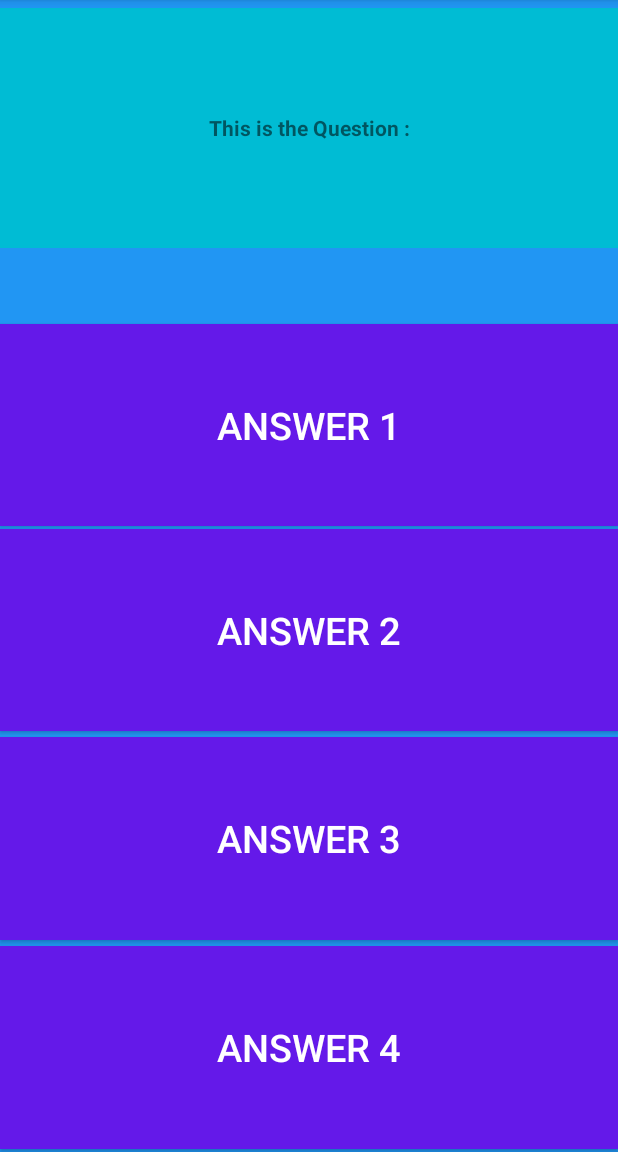
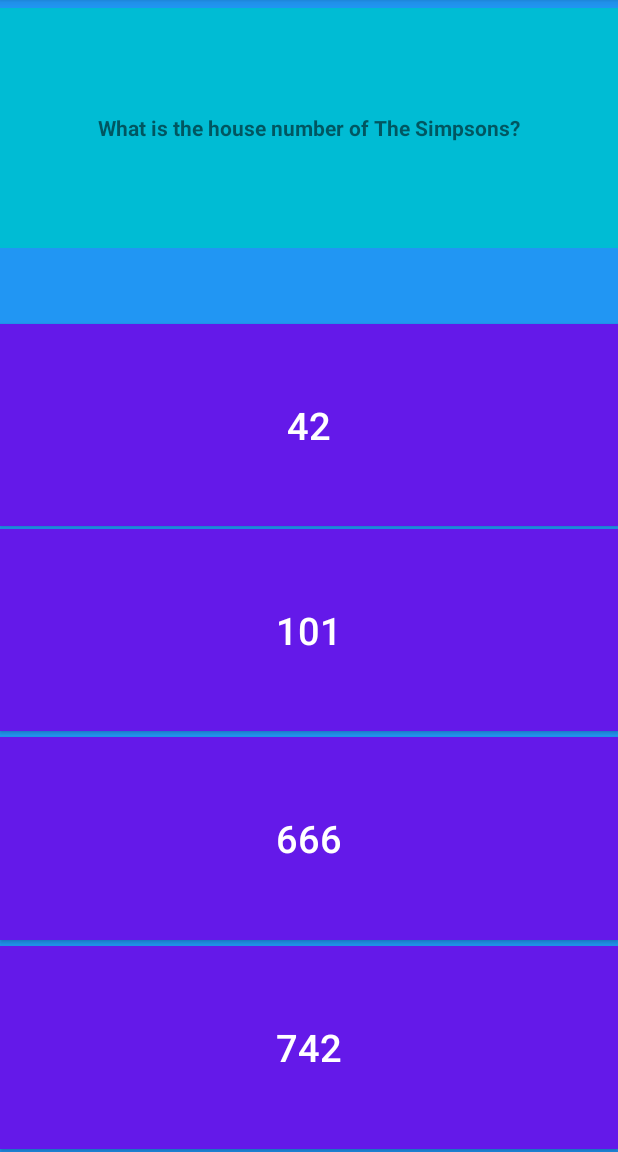
Before and after one commit to NicolasGauthe/TopQuizz, an Android app: the GameActivity screen opened directly, with no data from a screen before it, on a phone screen of 412 x 824 dp, the part 84-1236 px from its top. Run offline under Robolectric (Android 15) with nearby library versions, the phone set to English and light mode, and no system bars.

Commit message:
Gestion Question + Score + endGame ok
by NicolasGauthe

```diff
--- a/TopQuizz/app/src/main/java/com/madhadesgames/topquizz/controller/GameActivity.java
+++ b/TopQuizz/app/src/main/java/com/madhadesgames/topquizz/controller/GameActivity.java
@@ -1,22 +1,40 @@
 package com.madhadesgames.topquizz.controller;
 
+import androidx.appcompat.app.AlertDialog;
 import androidx.appcompat.app.AppCompatActivity;
 
+import android.content.DialogInterface;
+import android.content.Intent;
 import android.os.Bundle;
+import android.view.View;
 import android.widget.Button;
 import android.widget.TextView;
+import android.widget.Toast;
 
 import com.madhadesgames.topquizz.R;
+import com.madhadesgames.topquizz.model.Question;
+import com.madhadesgames.topquizz.model.QuestionBank;
 
-public class GameActivity extends AppCompatActivity {
+import java.util.Arrays;
+
+public class GameActivity extends AppCompatActivity implements View.OnClickListener{
 
     private TextView mQuestion;
     private Button mAnswer1, mAnswer2, mAnswer3, mAnswer4;
-
+    private QuestionBank mQuestionBank;
+    private Question mCurrentQuestion;
+    private int mNumberOfQuestion;
+    private int mScore;
+    public static final String BUNDLE_EXTRA_SCORE = "BUNDLE_EXTRA_SCORE";
     @Override
     protected void onCreate(Bundle savedInstanceState) {
         super.onCreate(savedInstanceState);
         setContentView(R.layout.activity_game);
+
+        mQuestionBank = this.generateQuestions();
+        mNumberOfQuestion = 5;
+        mScore = 0;
+
 
         // on reference les objets present dans le fichier xml de layout
         mQuestion = findViewById(R.id.activity_game_question_txt);
@@ -24,5 +42,123 @@ public class GameActivity extends AppCompatActivity {
         mAnswer2 = findViewById(R.id.activity_game_answer2_btn);
         mAnswer3 = findViewById(R.id.activity_game_answer3_btn);
         mAnswer4 = findViewById(R.id.activity_game_answer4_btn);
+
+        mAnswer1.setOnClickListener(this);
+        mAnswer2.setOnClickListener(this);
+        mAnswer3.setOnClickListener(this);
+        mAnswer4.setOnClickListener(this);
+
+        mAnswer1.setTag(0);
+        mAnswer2.setTag(1);
+        mAnswer3.setTag(2);
+        mAnswer4.setTag(3);
+
+        mCurrentQuestion = mQuestionBank.getQuestion();
+        this.displayQuestion(mCurrentQuestion);
+    }
+
+
+    private void displayQuestion(final Question pQuestion) {
+        mQuestion.setText(pQuestion.getQuestion());
+        mAnswer1.setText(pQuestion.getChoiceList().get(0));
+        mAnswer2.setText(pQuestion.getChoiceList().get(1));
+        mAnswer3.setText(pQuestion.getChoiceList().get(2));
+        mAnswer4.setText(pQuestion.getChoiceList().get(3));
+
+    }
+
+
+    private QuestionBank generateQuestions() {
+        Question question1 = new Question("What is the name of the current french president?",
+                Arrays.asList("François Hollande", "Emmanuel Macron", "Jacques Chirac", "François Mitterand"),
+                1);
+
+        Question question2 = new Question("How many countries are there in the European Union?",
+                Arrays.asList("15", "24", "28", "32"),
+                2);
+
+        Question question3 = new Question("Who is the creator of the Android operating system?",
+                Arrays.asList("Andy Rubin", "Steve Wozniak", "Jake Wharton", "Paul Smith"),
+                0);
+
+        Question question4 = new Question("When did the first man land on the moon?",
+                Arrays.asList("1958", "1962", "1967", "1969"),
+                3);
+
+        Question question5 = new Question("What is the capital of Romania?",
+                Arrays.asList("Bucarest", "Warsaw", "Budapest", "Berlin"),
+                0);
+
+        Question question6 = new Question("Who did the Mona Lisa paint?",
+                Arrays.asList("Michelangelo", "Leonardo Da Vinci", "Raphael", "Carravagio"),
+                1);
+
+        Question question7 = new Question("In which city is the composer Frédéric Chopin buried?",
+                Arrays.asList("Strasbourg", "Warsaw", "Paris", "Moscow"),
+                2);
+
+        Question question8 = new Question("What is the country top-level domain of Belgium?",
+                Arrays.asList(".bg", ".bm", ".bl", ".be"),
+                3);
+
+        Question question9 = new Question("What is the house number of The Simpsons?",
+                Arrays.asList("42", "101", "666", "742"),
+                3);
+        Question question10 = new Question("Which actor is the lead singer of a famous American band \"30 Seconds to Mars\"?",
+                Arrays.asList("Jared Leto", "Tom Cruise", "Ryan Reynolds", "Will Smith"), 0);
+        Question question11 = new Question("Who is the most famous Hemsworth brother?",
+                Arrays.asList("James", "Chris", "Peter", "Jean-Claude"),1);
+
+        return new QuestionBank(Arrays.asList(question1,
+                question2,
+                question3,
+                question4,
+                question5,
+                question6,
+                question7,
+                question8,
+                question9,
+                question10,
+                question11));
+    }
+
+    @Override
+    public void onClick(View v) {
+        int reponseIndex = (int)v.getTag();
+        if(reponseIndex == mCurrentQuestion.getAnswerIndex()) {
+            // Good Answer !
+            Toast.makeText(this, "Correct", Toast.LENGTH_SHORT).show();
+            mScore++;
+        }else {
+            // Bad Answer....
+            Toast.makeText(this, "Bad answer !!! ahahahah", Toast.LENGTH_SHORT).show();
+        }
+
+
+        if(--mNumberOfQuestion == 0) {
+            //end the game !
+            endGame();
+        }else {
+            mCurrentQuestion = mQuestionBank.getQuestion();
+            displayQuestion(mCurrentQuestion);
+        }
+
+    }
+
+    private void endGame() {
+        AlertDialog.Builder builder = new AlertDialog.Builder(this);
+        builder.setTitle("Good Job !!")
+                .setMessage("your score is : " +mScore)
+                .setPositiveButton("Ok", new DialogInterface.OnClickListener() {
+                    @Override
+                    public void onClick(DialogInterface dialog, int which) {
+                        Intent intent = new Intent();
+                        intent.putExtra(BUNDLE_EXTRA_SCORE, mScore);
+                        setResult(RESULT_OK, intent);
+                        finish();
+                    }
+                })
+                .create()
+                .show();
     }
 }
--- a/TopQuizz/app/src/main/java/com/madhadesgames/topquizz/model/User.java
+++ b/TopQuizz/app/src/main/java/com/madhadesgames/topquizz/model/User.java
@@ -11,4 +11,6 @@ public class User {
     public void setFirstName(String pFirstName) {
         mFirstName = pFirstName;
     }
+
+
 }
```
Also changed, not shown: TopQuizz/app/src/main/java/com/madhadesgames/topquizz/controller/MainActivity.java (+10 -1 lines).
